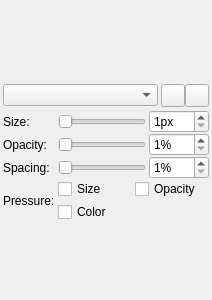
drawpile/Drawpile, file src/client/ui/pensettings.ui: the form before one commit.
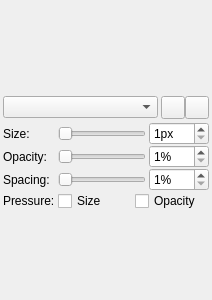
The form after the commit. Icons and pictures are not drawn. Custom widgets are drawn as their Qt base class.

Commit message:
Remove color pressure mode from pen and brush
Brush background color will probably be removed
entirely in the future.

Patch:
```diff
--- a/src/client/ui/pensettings.ui
+++ b/src/client/ui/pensettings.ui
@@ -266,13 +266,6 @@
          </property>
         </widget>
        </item>
-       <item row="1" column="0">
-        <widget class="QCheckBox" name="pressurecolor">
-         <property name="text">
-          <string>Color</string>
-         </property>
-        </widget>
-       </item>
       </layout>
      </item>
     </layout>
```
Left out of the diff: 24 changed lines with no effect on the pictures. The commit also changes 5 other files.
